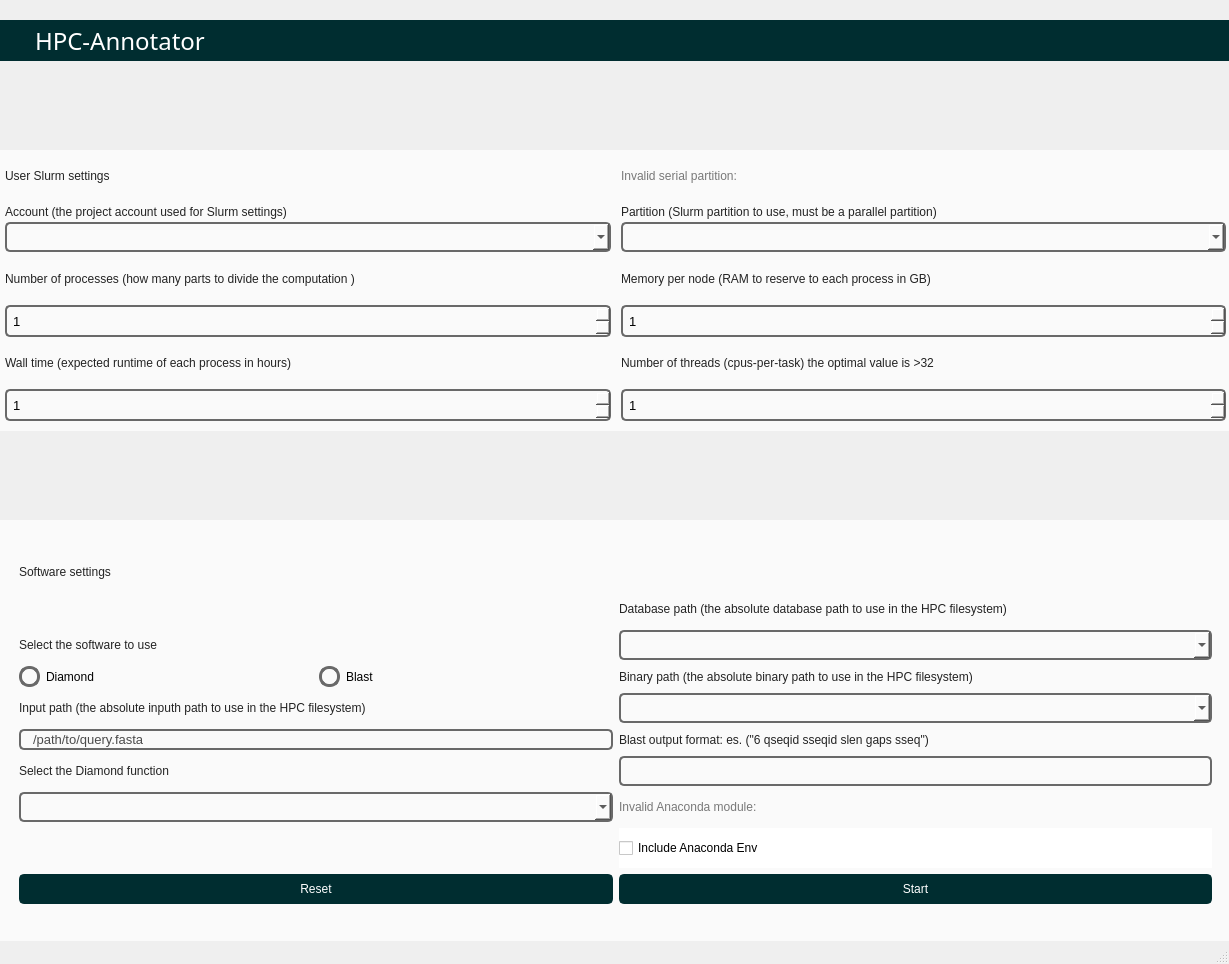
First picture: the form in develop/main_GUI.ui, repository lorenzo-arcioni/HPC-T-Annotator, before the edit.
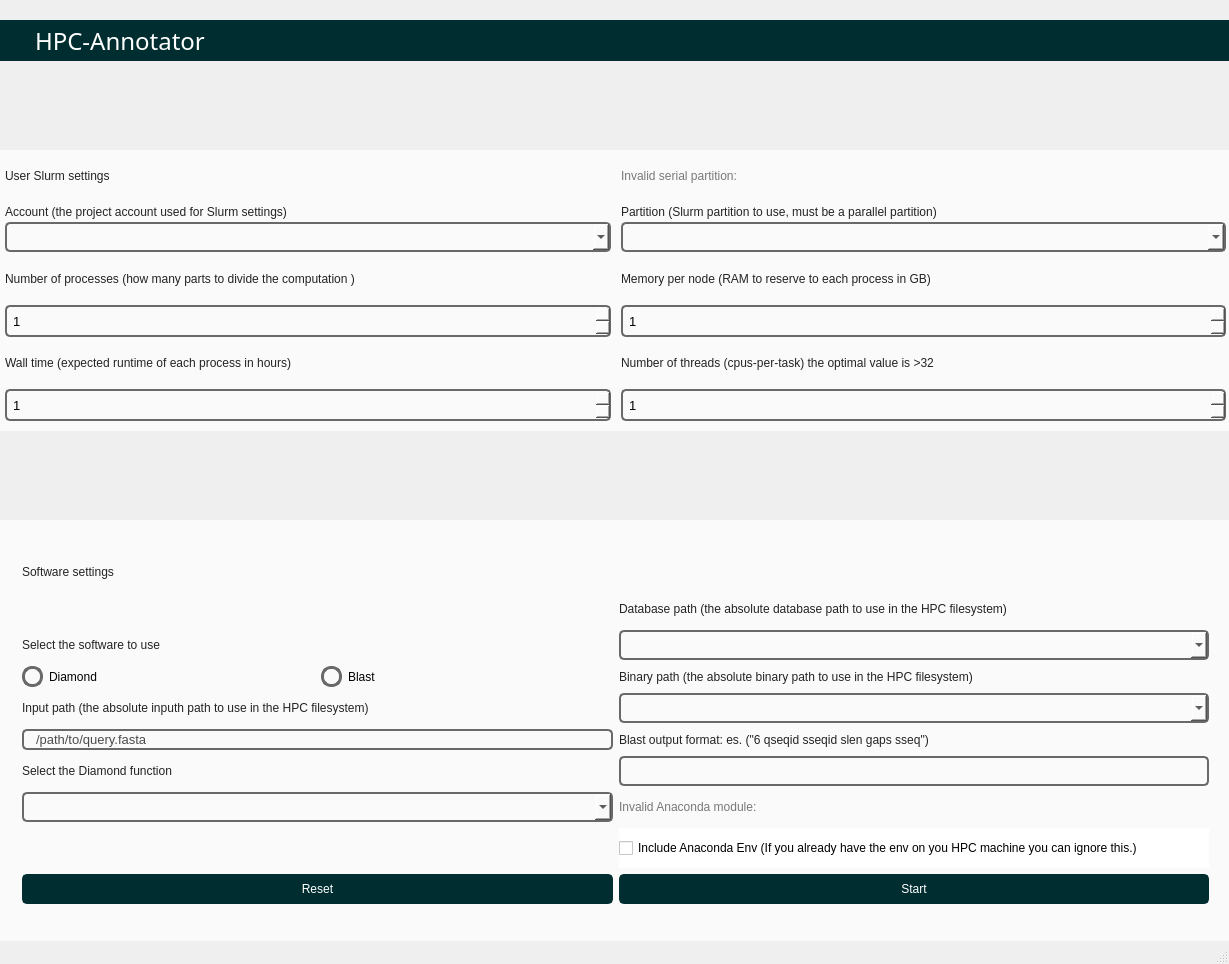
Second picture: the form after the edit. Icons and pictures are not drawn.

Diff of the .ui file:
```diff
--- a/develop/main_GUI.ui
+++ b/develop/main_GUI.ui
@@ -788,7 +788,7 @@
 </string>
          </property>
          <property name="text">
-          <string>Include Anaconda Env</string>
+          <string>Include Anaconda Env (If you already have the env on you HPC machine you can ignore this.)</string>
          </property>
         </widget>
        </item>
@@ -912,14 +912,14 @@
        <item row="1" column="0">
         <widget class="QLabel" name="label_10">
          <property name="text">
-          <string> </string>
+          <string/>
          </property>
         </widget>
        </item>
        <item row="1" column="3">
         <widget class="QLabel" name="label_15">
          <property name="text">
-          <string> </string>
+          <string/>
          </property>
         </widget>
        </item>
```
